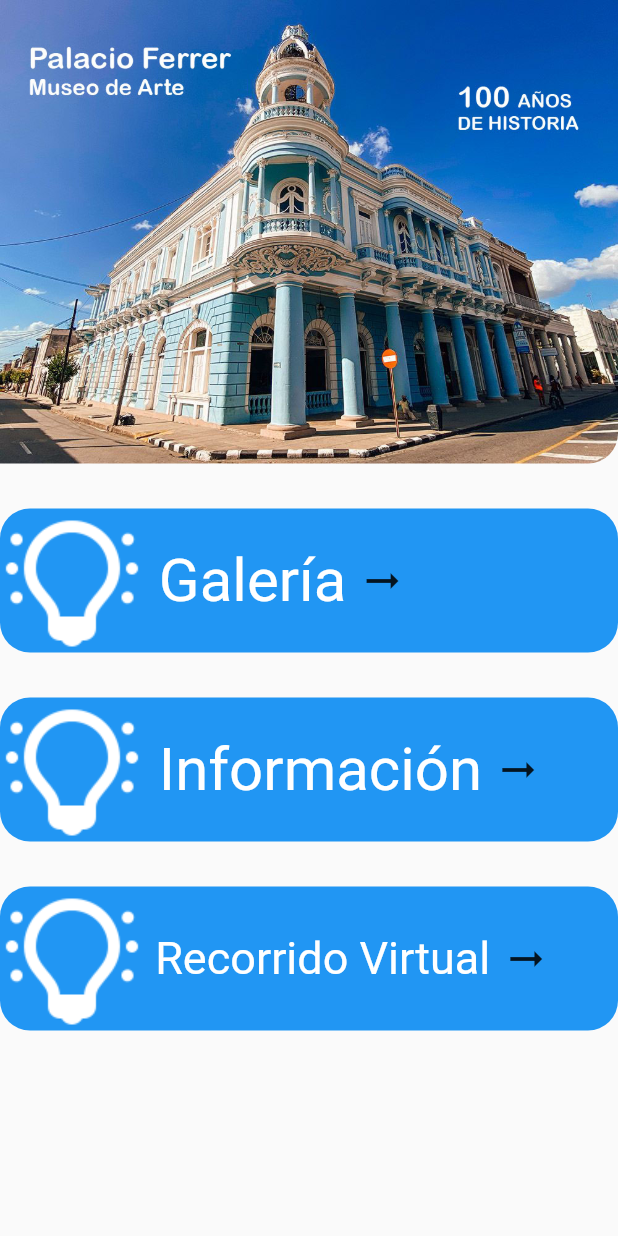
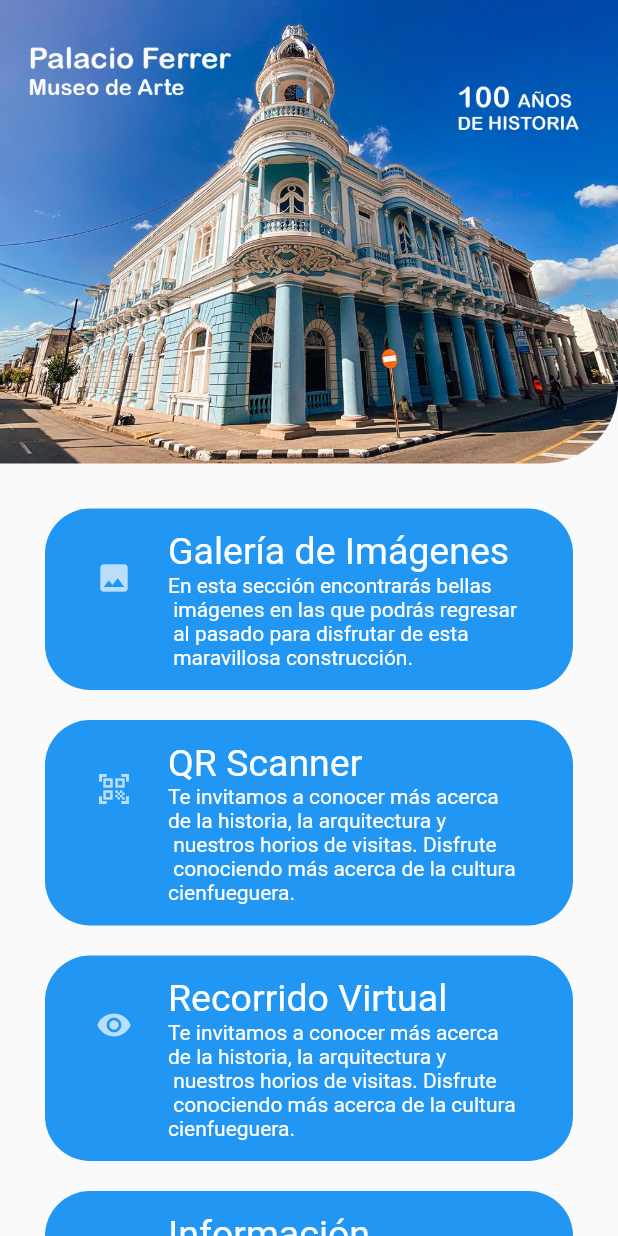
Before and after one commit to alfredoespal97/mapf_apk, a Flutter app: the screen it shows after launch, on a phone screen of 412 x 824 dp. Run offline on Flutter 3.47's test engine with Material 2 defaults, Android fonts, the phone set to English and light mode, and no system bars; our stand-ins replace get; missing offline and left inert: panorama, qr_code_scanner.

Commit message:
scanner implementation and changes of design

```diff
--- a/lib/home.dart
+++ b/lib/home.dart
@@ -5,6 +5,7 @@ import 'package:mapf/informacion.dart';
 import 'package:mapf/virtual.dart';
 
 import 'mapa.dart';
+import 'scanner.dart';
 //import 'package:cached_network_image/cached_network_image.dart';
 
 class MyHomePage extends StatefulWidget {
@@ -16,80 +17,164 @@ class MyHomePage extends StatefulWidget {
 
 class _MyHomePageState extends State<MyHomePage> {
 
+  final titles = ["Galería de Imágenes", "QR Scanner", "Recorrido Virtual", "Información"];
+  final subtitles = [
+    "En esta sección encontrarás bellas\n imágenes en las que podrás regresar\n al pasado para disfrutar de esta \n maravillosa construcción.",
+    "Te invitamos a conocer más acerca \nde la historia, la arquitectura y \n nuestros horios de visitas. Disfrute\n conociendo más acerca de la cultura cienfueguera.",
+    "Te invitamos a conocer más acerca \nde la historia, la arquitectura y \n nuestros horios de visitas. Disfrute\n conociendo más acerca de la cultura cienfueguera.",
+    "Te invitamos a conocer más acerca \nde la historia, la arquitectura y \n nuestros horios de visitas. Disfrute\n conociendo más acerca de la cultura cienfueguera.",
+  ];
+  final icons = [Icons.image, Icons.qr_code_scanner, Icons.remove_red_eye,Icons.info];
+
+
 
   @override
   Widget build(BuildContext context) {
     return Scaffold(
-        body:
-        Center(
-            child: Column(children: [
+        body:Column(
+          children: [
             Container(
+              //padding: const EdgeInsets.all(15.0),
               child: ClipRRect(
-                borderRadius: BorderRadius.only(bottomRight: Radius.circular(20.0)),
-                child: Image.asset('assets/foto_principal.jpg'),
+              borderRadius: BorderRadius.only(bottomRight: Radius.circular(50)),
+                child:  Image.asset('assets/foto_principal.jpg')
+              )
+            ),
+            Expanded(
+              child: ListView.builder(
+                  itemCount: titles.length,
+                  padding: EdgeInsets.all(20.0),
+                  itemBuilder: (context, index){
+                    return  Container(
+                      padding: EdgeInsets.all(10),
+                      margin: EdgeInsets.all(10),
+                      decoration: BoxDecoration(
+                        color: Theme.of(context).primaryColor,
+                        borderRadius: BorderRadius.all(Radius.circular(30)),
+                      ),
+                      child: ListTile(
+                          onTap: (){
+                            switch (index){
+                              case 0:
+                                Get.to(GaleriaPage());
+                                break;
+                              case 1:
+                                Get.to(ScannerPage());
+                                break;
+                              case 2:
+                                Get.to(VirtualPage());
+                                break;
+                              case 3:
+                                Get.to(InformationPage());
+                                break;
+                            }
+                          },
+                          title: Text(titles[index],style: TextStyle(color: Colors.white,fontSize: 25),),
+                          subtitle: Text(subtitles[index],style: TextStyle(color: Colors.white)),
+                          leading: CircleAvatar(
+                            backgroundColor: Theme.of(context).primaryColor,
+                            child:Icon(icons[index]) ,
+                          )
+                      ),
+                    );
+//                    return Card(
+//                        elevation: 5,
+//                        margin: EdgeInsets.all(6),
+//                        color: Theme.of(context).primaryColor,
+//                        child: ListTile(
+//                            onTap: (){
+//                              switch (index){
+//                                case 0:
+//                                  Get.to(GaleriaPage());
+//                                  break;
+//                                case 1:
+//                                  Get.to(ScannerPage());
+//                                  break;
+//                                case 2:
+//                                  Get.to(VirtualPage());
+//                                  break;
+//                                case 3:
+//                                  Get.to(InformationPage());
+//                                  break;
+//                              }
+//                            },
+//                            title: Text(titles[index],style: TextStyle(color: Colors.white,fontSize: 25),),
+//                            subtitle: Text(subtitles[index],style: TextStyle(color: Colors.white)),
+//                            leading: CircleAvatar(
+//                              backgroundColor: Theme.of(context).primaryColor,
+//                              child:Icon(icons[index]) ,
+//                            )
+//                        )
+//                    );
+                  }
               ),
             ),
-            SizedBox(height: 30.0),
-            SingleChildScrollView(
-                child: new Column(children: <Widget>[
-              Container(
-                decoration: BoxDecoration(
-                  borderRadius: BorderRadius.all(Radius.circular(20.0)),
-                  color: Theme.of(context).primaryColor,
-                ),
-                child: Column(children: <Widget>[
-                  Row(children: <Widget>[
-                    Image.asset('assets/light.png'),
-                    Text(" Galería",
-                        style: TextStyle(color: Colors.white, fontSize: 40.0)),
-                    IconButton(onPressed: (){
-                      Get.to(GaleriaPage());
-                    }, icon: const Icon(Icons.arrow_right_alt),
-                      iconSize: 32.0,),
-                  ])
-                ]),
-              ),
-              SizedBox(height: 30.0),
-              Container(
-                //padding: EdgeInsets.all(20.0),
-                decoration: BoxDecoration(
-                  borderRadius: BorderRadius.all(Radius.circular(20.0)),
-                  color: Theme.of(context).primaryColor,
-                ),
-                child: Column(children: <Widget>[
-                  Row(children: <Widget>[
-                    Image.asset('assets/light.png'),
-                    Text(" Información",
-                        style: TextStyle(color: Colors.white, fontSize: 40.0)),
-                    IconButton(
-                        iconSize: 32.0,
-                        onPressed: (){
-                          Get.to(InformationPage());
-                        }, icon: const Icon(Icons.arrow_right_alt)),
-                  ])
-                ]),
-              ),
-              SizedBox(height: 30.0),
-              Container(
-                decoration: BoxDecoration(
-                  borderRadius: BorderRadius.all(Radius.circular(20.0)),
-                  color: Theme.of(context).primaryColor,
-                ),
-                child: Column(children: <Widget>[
-                  Row(children: <Widget>[
-                    Image.asset('assets/light.png'),
-                    Text(" Recorrido Virtual",
-                        style: TextStyle(color: Colors.white, fontSize: 30.0)),
-                    IconButton(
-                        iconSize: 32.0,
-                        onPressed: (){
-                          Get.to(VirtualPage());
-                     // Navigator.of(context).push(MaterialPageRoute(builder: (context)=>VirtualPage()));
-                    }, icon: const Icon(Icons.arrow_right_alt)),
-                  ])
-                ]),
-              ),
-            ])),
-    ])));
+          ],
+        ),
+
+      );
   }
+
+
+
+//  SingleChildScrollView(
+//  child: new Column(children: <Widget>[
+//  Container(
+//  decoration: BoxDecoration(
+//  borderRadius: BorderRadius.all(Radius.circular(20.0)),
+//  color: Theme.of(context).primaryColor,
+//  ),
+//  child: Column(children: <Widget>[
+//  Row(children: <Widget>[
+//  Image.asset('assets/light.png'),
+//  Text(" Galería",
+//  style: TextStyle(color: Colors.white, fontSize: 40.0)),
+//  IconButton(onPressed: (){
+//  Get.to(GaleriaPage());
+//  }, icon: const Icon(Icons.arrow_right_alt),
+//  iconSize: 32.0,),
+//  ])
+//  ]),
+//  ),
+//  SizedBox(height: 30.0),
+//  Container(
+//  //padding: EdgeInsets.all(20.0),
+//  decoration: BoxDecoration(
+//  borderRadius: BorderRadius.all(Radius.circular(20.0)),
+//  color: Theme.of(context).primaryColor,
+//  ),
+//  child: Column(children: <Widget>[
+//  Row(children: <Widget>[
+//  Image.asset('assets/light.png'),
+//  Text(" Información",
+//  style: TextStyle(color: Colors.white, fontSize: 40.0)),
+//  IconButton(
+//  iconSize: 32.0,
+//  onPressed: (){
+//  Get.to(InformationPage());
+//  }, icon: const Icon(Icons.arrow_right_alt)),
+//  ])
+//  ]),
+//  ),
+//  SizedBox(height: 30.0),
+//  Container(
+//  decoration: BoxDecoration(
+//  borderRadius: BorderRadius.all(Radius.circular(20.0)),
+//  color: Theme.of(context).primaryColor,
+//  ),
+//  child: Column(children: <Widget>[
+//  Row(children: <Widget>[
+//  Image.asset('assets/light.png'),
+//  Text(" Recorrido Virtual",
+//  style: TextStyle(color: Colors.white, fontSize: 30.0)),
+//  IconButton(
+//  iconSize: 32.0,
+//  onPressed: (){
+//  Get.to(VirtualPage());
+//  // Navigator.of(context).push(MaterialPageRoute(builder: (context)=>VirtualPage()));
+//  }, icon: const Icon(Icons.arrow_right_alt)),
+//  ])
+//  ]),
+//  ),
+//  ])),
 }
--- a/lib/main.dart
+++ b/lib/main.dart
@@ -4,6 +4,7 @@ import 'galeria.dart';
 import 'home.dart';
 import 'informacion.dart';
 import 'mapa.dart';
+import 'scanner.dart';
 import 'virtual.dart';
 
 void main() {
@@ -30,6 +31,7 @@ class MyApp extends StatelessWidget {
         GetPage(name: '/informacion', page: () =>const InformationPage()),
         GetPage(name: '/mapa', page: () =>const VirtualPage()),
         GetPage(name: '/virtual', page: () =>const MapaPage()),
+        GetPage(name: '/scanner', page: () =>const ScannerPage()),
       ],
     );
   }
```
Also changed, not shown: lib/scanner.dart (added, +170 -0 lines).
